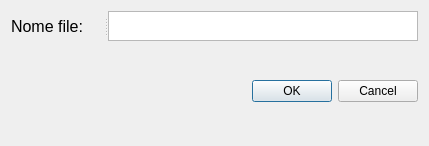
Above: PDSClient/newfiledialog.ui from Figus13/ClientTextEditor before the change. Below: the same form after it.
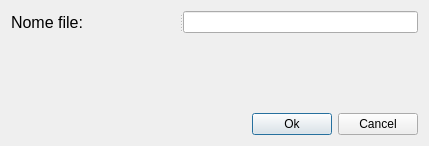
That is the form after the change.

The edit to the form file:
```diff
--- a/PDSClient/newfiledialog.ui
+++ b/PDSClient/newfiledialog.ui
@@ -27,7 +27,7 @@
        <property name="maximumSize">
         <size>
          <width>16777215</width>
-         <height>30</height>
+         <height>16777215</height>
         </size>
        </property>
        <property name="orientation">
@@ -44,34 +44,57 @@
          <string>Nome file: </string>
         </property>
        </widget>
-       <widget class="QPlainTextEdit" name="filenameEdit">
-        <property name="sizePolicy">
-         <sizepolicy hsizetype="Expanding" vsizetype="Fixed">
-          <horstretch>0</horstretch>
-          <verstretch>0</verstretch>
-         </sizepolicy>
-        </property>
-        <property name="maximumSize">
-         <size>
-          <width>16777215</width>
-          <height>30</height>
-         </size>
-        </property>
-       </widget>
+       <widget class="QLineEdit" name="filenameEdit"/>
       </widget>
      </item>
+     <item>
+      <spacer name="verticalSpacer">
+       <property name="orientation">
+        <enum>Qt::Vertical</enum>
+       </property>
+       <property name="sizeHint" stdset="0">
+        <size>
+         <width>20</width>
+         <height>40</height>
+        </size>
+       </property>
+      </spacer>
+     </item>
      <item>
       <widget class="QSplitter" name="splitter_2">
        <property name="orientation">
         <enum>Qt::Horizontal</enum>
        </property>
-       <widget class="QDialogButtonBox" name="buttonBox">
-        <property name="orientation">
-         <enum>Qt::Horizontal</enum>
-        </property>
-        <property name="standardButtons">
-         <set>QDialogButtonBox::Cancel|QDialogButtonBox::Ok</set>
-        </property>
+       <widget class="QWidget" name="horizontalLayoutWidget">
+        <layout class="QHBoxLayout" name="horizontalLayout">
+         <item>
+          <spacer name="horizontalSpacer">
+           <property name="orientation">
+            <enum>Qt::Horizontal</enum>
+           </property>
+           <property name="sizeHint" stdset="0">
+            <size>
+             <width>40</width>
+             <height>20</height>
+            </size>
+           </property>
+          </spacer>
+         </item>
+         <item>
+          <widget class="QPushButton" name="Ok">
+           <property name="text">
+            <string>Ok</string>
+           </property>
+          </widget>
+         </item>
+         <item>
+          <widget class="QPushButton" name="Cancel">
+           <property name="text">
+            <string>Cancel</string>
+           </property>
+          </widget>
+         </item>
+        </layout>
        </widget>
       </widget>
      </item>
```
Left out of the diff: 26 changed lines with no effect on the pictures.
